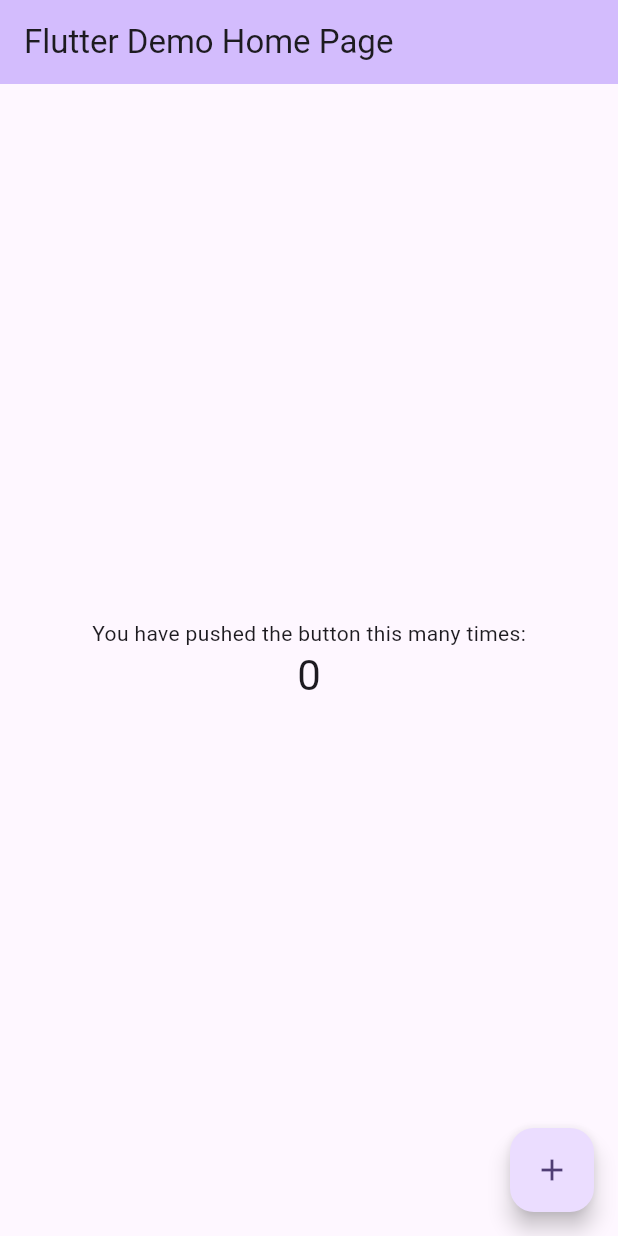
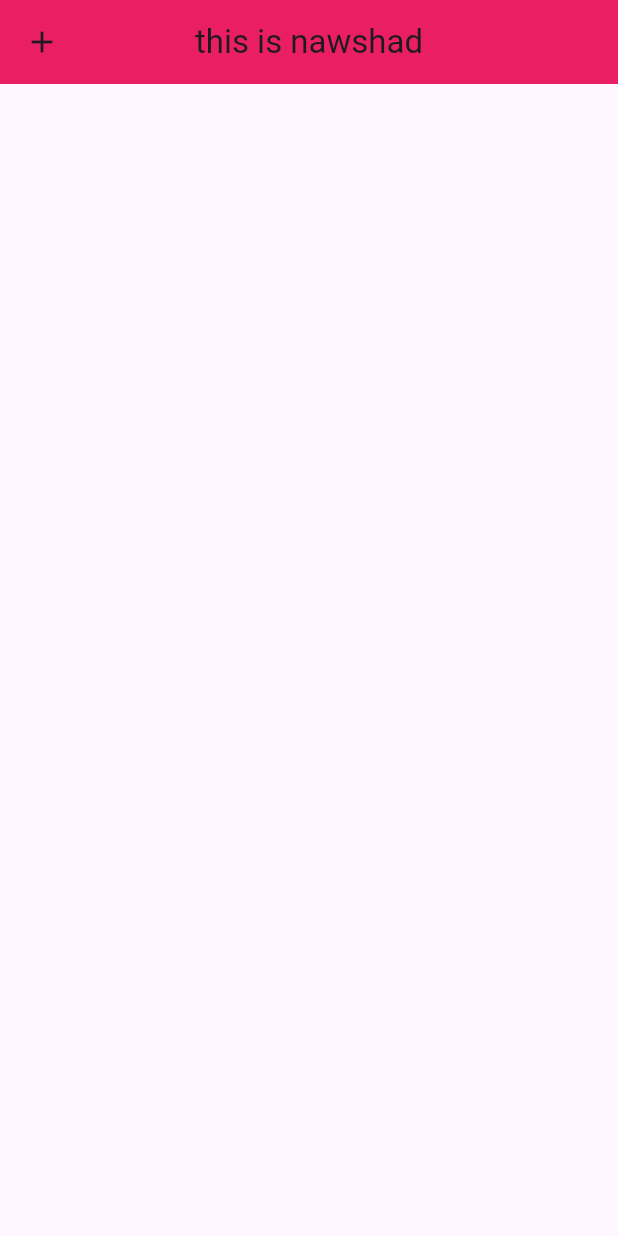
Before and after one commit to nawshad85/127_FA_8, a Flutter app: the screen it shows after launch, on a phone screen of 412 x 824 dp. Run offline on Flutter 3.47's test engine with Material 3 defaults, Android fonts, the phone set to English and light mode, and no system bars.

Commit message:
remove the default counter app and add an custom appbar

```diff
--- a/lib/main.dart
+++ b/lib/main.dart
@@ -6,117 +6,31 @@ void main() {
 
 class MyApp extends StatelessWidget {
   const MyApp({super.key});
-
-  // This widget is the root of your application.
   @override
   Widget build(BuildContext context) {
     return MaterialApp(
-      title: 'Flutter Demo',
+      debugShowCheckedModeBanner: false,
+      title: 'Digital ID Card',
       theme: ThemeData(
-        // This is the theme of your application.
-        //
-        // TRY THIS: Try running your application with "flutter run". You'll see
-        // the application has a purple toolbar. Then, without quitting the app,
-        // try changing the seedColor in the colorScheme below to Colors.green
-        // and then invoke "hot reload" (save your changes or press the "hot
-        // reload" button in a Flutter-supported IDE, or press "r" if you used
-        // the command line to start the app).
-        //
-        // Notice that the counter didn't reset back to zero; the application
-        // state is not lost during the reload. To reset the state, use hot
-        // restart instead.
-        //
-        // This works for code too, not just values: Most code changes can be
-        // tested with just a hot reload.
         colorScheme: ColorScheme.fromSeed(seedColor: Colors.deepPurple),
       ),
-      home: const MyHomePage(title: 'Flutter Demo Home Page'),
+      home: HomePage(),
     );
   }
 }
 
-class MyHomePage extends StatefulWidget {
-  const MyHomePage({super.key, required this.title});
-
-  // This widget is the home page of your application. It is stateful, meaning
-  // that it has a State object (defined below) that contains fields that affect
-  // how it looks.
-
-  // This class is the configuration for the state. It holds the values (in this
-  // case the title) provided by the parent (in this case the App widget) and
-  // used by the build method of the State. Fields in a Widget subclass are
-  // always marked "final".
-
-  final String title;
-
-  @override
-  State<MyHomePage> createState() => _MyHomePageState();
-}
-
-class _MyHomePageState extends State<MyHomePage> {
-  int _counter = 0;
-
-  void _incrementCounter() {
-    setState(() {
-      // This call to setState tells the Flutter framework that something has
-      // changed in this State, which causes it to rerun the build method below
-      // so that the display can reflect the updated values. If we changed
-      // _counter without calling setState(), then the build method would not be
-      // called again, and so nothing would appear to happen.
-      _counter++;
-    });
-  }
-
+class HomePage extends StatelessWidget {
+  const HomePage({super.key});
   @override
   Widget build(BuildContext context) {
-    // This method is rerun every time setState is called, for instance as done
-    // by the _incrementCounter method above.
-    //
-    // The Flutter framework has been optimized to make rerunning build methods
-    // fast, so that you can just rebuild anything that needs updating rather
-    // than having to individually change instances of widgets.
     return Scaffold(
-      appBar: AppBar(
-        // TRY THIS: Try changing the color here to a specific color (to
-        // Colors.amber, perhaps?) and trigger a hot reload to see the AppBar
-        // change color while the other colors stay the same.
-        backgroundColor: Theme.of(context).colorScheme.inversePrimary,
-        // Here we take the value from the MyHomePage object that was created by
-        // the App.build method, and use it to set our appbar title.
-        title: Text(widget.title),
-      ),
-      body: Center(
-        // Center is a layout widget. It takes a single child and positions it
-        // in the middle of the parent.
-        child: Column(
-          // Column is also a layout widget. It takes a list of children and
-          // arranges them vertically. By default, it sizes itself to fit its
-          // children horizontally, and tries to be as tall as its parent.
-          //
-          // Column has various properties to control how it sizes itself and
-          // how it positions its children. Here we use mainAxisAlignment to
-          // center the children vertically; the main axis here is the vertical
-          // axis because Columns are vertical (the cross axis would be
-          // horizontal).
-          //
-          // TRY THIS: Invoke "debug painting" (choose the "Toggle Debug Paint"
-          // action in the IDE, or press "p" in the console), to see the
-          // wireframe for each widget.
-          mainAxisAlignment: MainAxisAlignment.center,
-          children: <Widget>[
-            const Text('You have pushed the button this many times:'),
-            Text(
-              '$_counter',
-              style: Theme.of(context).textTheme.headlineMedium,
-            ),
-          ],
+        appBar: AppBar(
+          title: Text("this is nawshad"),
+          backgroundColor: Colors.pink,
+          centerTitle: true,
+          leading: Icon(Icons.add),
         ),
-      ),
-      floatingActionButton: FloatingActionButton(
-        onPressed: _incrementCounter,
-        tooltip: 'Increment',
-        child: const Icon(Icons.add),
-      ), // This trailing comma makes auto-formatting nicer for build methods.
+        body: Column()
     );
   }
 }
```
